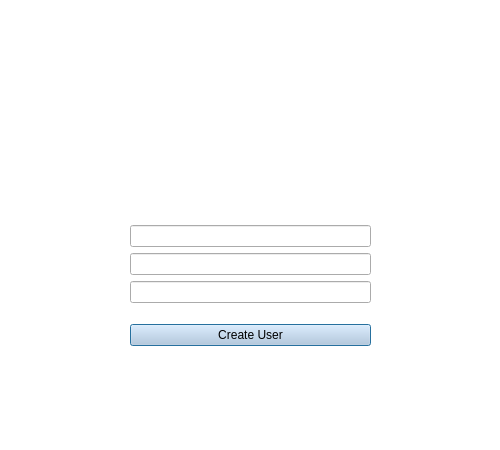
Before: the Qt Designer form localMatchApp/forms/signup.ui in AlDevCR/local_match, drawn with Qt 5.
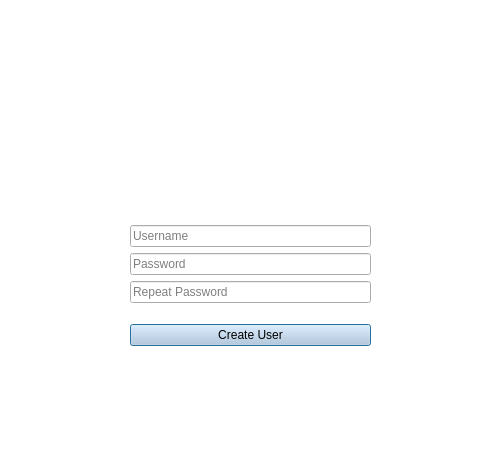
After: the same form once the commit is applied.

The edit to the form file:
```diff
--- a/localMatchApp/forms/signup.ui
+++ b/localMatchApp/forms/signup.ui
@@ -446,6 +446,9 @@
          <string notr="true">selection-background-color: rgb(56, 151, 255);
 </string>
         </property>
+        <property name="placeholderText">
+         <string>Username</string>
+        </property>
        </widget>
       </item>
       <item>
@@ -457,6 +460,9 @@
         <property name="echoMode">
          <enum>QLineEdit::Password</enum>
         </property>
+        <property name="placeholderText">
+         <string>Password</string>
+        </property>
        </widget>
       </item>
       <item>
@@ -468,6 +474,9 @@
         <property name="echoMode">
          <enum>QLineEdit::Password</enum>
         </property>
+        <property name="placeholderText">
+         <string>Repeat Password</string>
+        </property>
        </widget>
       </item>
      </layout>
```
